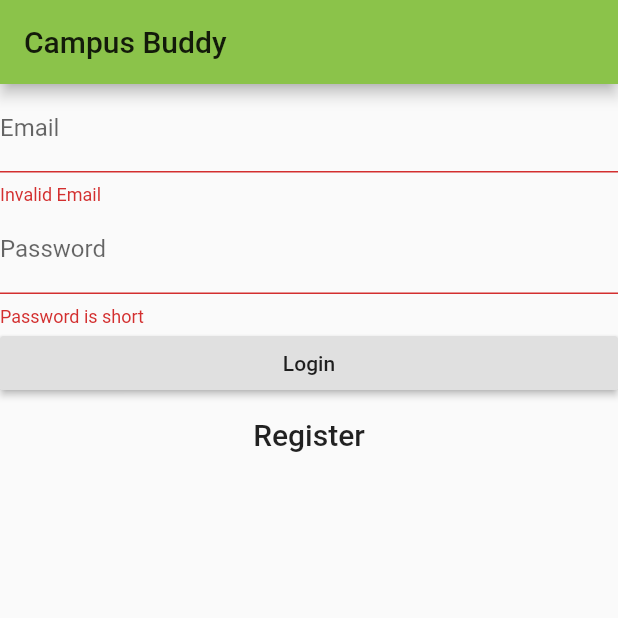
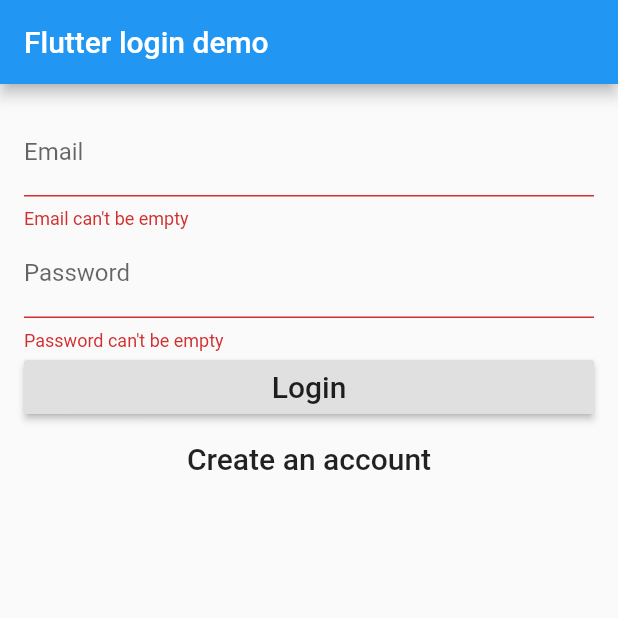
Before and after one commit to hrishikeshd10/login_demo, a Flutter app: the screen it shows after launch, after a tap on "Login", on a phone screen of 412 x 824 dp, the top half of it. Run offline on Flutter 3.47's test engine with Material 2 defaults, Android fonts, the phone set to English and light mode, and no system bars; our stand-ins replace firebase_auth; accounts and stored records are empty.

Commit message:
final commit----the login system is ready

```diff
--- a/lib/LoginPage.dart
+++ /dev/null
@@ -1,138 +0,0 @@
-import 'package:flutter/material.dart';
-//import 'package:firebase_auth/firebase_auth.dart';//we dont need thisimport as auth.dart is already using that import
-import 'auth.dart';
-
-class LoginPage extends StatefulWidget {
-
-
-LoginPage({this.auth});
-final BaseAuth auth;
-
-
-  @override
-  _LoginPageState createState() => _LoginPageState();
-}
-
-enum FormType { login, register }
-
-class _LoginPageState extends State<LoginPage> {
-
-
-
-  final formKey = new GlobalKey<FormState>();
-
-  String _email;
-  String _password;
-  FormType _formType = FormType.login;
-
-  bool validateAndSave() {
-    final form = formKey.currentState;
-    if (form.validate()) {
-      form.save();
-      print('Email: $_email, Password: $_password');
-      return true;
-    } else {
-      print('form is invalid');
-      return false;
-    }
-  }
-
-  void validateAndSubmit() async {
-    if (validateAndSave()) {
-      try {
-        if (_formType == FormType.login) {
-
-          String userId = await widget.auth.SignInWithEmailAndPassword(_email, _password);
-          //FirebaseUser user = await FirebaseAuth.instance
-             // .signInWithEmailAndPassword(email: _email, password: _password);
-          print('Signed In: ${userId}');
-        }else{
-
-            String userId = await widget.auth.CreateUserWithEmailAndPassword(_email, _password);
-
-      //    FirebaseUser  user =  await FirebaseAuth.instance.createUserWithEmailAndPassword(email: _email,password: _password);
-         print('Registerd User: ${userId}');
-        }
-      } catch (e) {
-        print('Error: $e');
-      }
-    }
-  }
-
-  void moveToRegister() {
-    formKey.currentState.reset();
-    setState(() {
-      _formType = FormType.register;
-    });
-  }
-
-  void moveToLogin() {
-    formKey.currentState.reset();
-    setState(() {
-      _formType = FormType.login;
-    });
-  }
-
-  @override
-  Widget build(BuildContext context) {
-    return new Scaffold(
-      appBar: new AppBar(title: new Text('Campus Buddy  ')),
-      body: new Container(
-          child: new Form(
-        key: formKey,
-        child: new Column(
-          crossAxisAlignment: CrossAxisAlignment.stretch,
-          children: buildInputs() + buildButtons(),
-        ),
-      )),
-    );
-  }
-
-  List<Widget> buildInputs() {
-    return [
-      new TextFormField(
-        decoration: new InputDecoration(labelText: 'Email'),
-        validator: (value) => !value.contains('@') ? 'Invalid Email' : null,
-        onSaved: (value) => _email = value,
-      ),
-      new TextFormField(
-        decoration: new InputDecoration(labelText: 'Password'),
-        obscureText: true,
-        validator: (value) => value.length < 6 ? 'Password is short' : null,
-        onSaved: (value) => _password = value,
-      ),
-    ];
-  }
-
-  List<Widget> buildButtons() {
-    if (_formType == FormType.login) {
-      return [
-        new RaisedButton(
-          child: new Text('Login'),
-          onPressed: validateAndSubmit,
-        ),
-        new FlatButton(
-          child: new Text(
-            'Register',
-            style: new TextStyle(fontSize: 20.00),
-          ),
-          onPressed: moveToRegister,
-        )
-      ];
-    } else {
-      return [
-        new RaisedButton(
-          child: new Text('Create an Account'),
-          onPressed: validateAndSubmit,
-        ),
-        new FlatButton(
-          child: new Text(
-            'Already have an account?',
-            style: new TextStyle(fontSize: 20.00),
-          ),
-          onPressed: moveToLogin,
-        )
-      ];
-    }
-  }
-}
--- /dev/null
+++ b/lib/login_page.dart
@@ -0,0 +1,128 @@
+import 'package:flutter/material.dart';
+import 'package:login_demo/auth.dart';
+
+class LoginPage extends StatefulWidget {
+  LoginPage({this.auth, this.onSignedIn});
+  final BaseAuth auth;
+  final VoidCallback onSignedIn;
+
+  @override
+  State<StatefulWidget> createState() => _LoginPageState();
+}
+
+enum FormType {
+  login,
+  register,
+}
+
+class _LoginPageState extends State<LoginPage> {
+  final formKey = GlobalKey<FormState>();
+
+  String _email;
+  String _password;
+  FormType _formType = FormType.login;
+
+  bool validateAndSave() {
+    final form = formKey.currentState;
+    if (form.validate()) {
+      form.save();
+      return true;
+    }
+    return false;
+  }
+
+  void validateAndSubmit() async {
+    if (validateAndSave()) {
+      try {
+        if (_formType == FormType.login) {
+          String userId =
+              await widget.auth.signInWithEmailAndPassword(_email, _password);
+          print('Signed in: $userId');
+        } else {
+          String userId = await widget.auth
+              .createUserWithEmailAndPassword(_email, _password);
+          print('Registered user: $userId');
+        }
+        widget.onSignedIn();
+      } catch (e) {
+        print('Error: $e');
+      }
+    }
+  }
+
+  void moveToRegister() {
+    formKey.currentState.reset();
+    setState(() {
+      _formType = FormType.register;
+    });
+  }
+
+  void moveToLogin() {
+    formKey.currentState.reset();
+    setState(() {
+      _formType = FormType.login;
+    });
+  }
+
+  @override
+  Widget build(BuildContext context) {
+    return Scaffold(
+        appBar: AppBar(
+          title: Text('Flutter login demo'),
+        ),
+        body: Container(
+            padding: EdgeInsets.all(16.0),
+            child: Form(
+              key: formKey,
+              child: Column(
+                crossAxisAlignment: CrossAxisAlignment.stretch,
+                children: buildInputs() + buildSubmitButtons(),
+              ),
+            )));
+  }
+
+  List<Widget> buildInputs() {
+    return [
+      TextFormField(
+        decoration: InputDecoration(labelText: 'Email'),
+        validator: (value) => value.isEmpty ? 'Email can\'t be empty' : null,
+        onSaved: (value) => _email = value,
+      ),
+      TextFormField(
+        decoration: InputDecoration(labelText: 'Password'),
+        obscureText: true,
+        validator: (value) => value.isEmpty ? 'Password can\'t be empty' : null,
+        onSaved: (value) => _password = value,
+      ),
+    ];
+  }
+
+  List<Widget> buildSubmitButtons() {
+    if (_formType == FormType.login) {
+      return [
+        RaisedButton(
+          child: Text('Login', style: TextStyle(fontSize: 20.0)),
+          onPressed: validateAndSubmit,
+        ),
+        FlatButton(
+          child: Text('Create an account',
+              style: TextStyle(fontSize: 20.0)),
+          onPressed: moveToRegister,
+        ),
+      ];
+    } else {
+      return [
+        RaisedButton(
+          child: Text('Create an account',
+              style: TextStyle(fontSize: 20.0)),
+          onPressed: validateAndSubmit,
+        ),
+        FlatButton(
+          child: Text('Have an account? Login',
+              style: TextStyle(fontSize: 20.0)),
+          onPressed: moveToLogin,
+        ),
+      ];
+    }
+  }
+}
--- a/lib/main.dart
+++ b/lib/main.dart
@@ -1,22 +1,19 @@
 import 'package:flutter/material.dart';
-import 'LoginPage.dart';
-import "auth.dart";
-void main()
-{
+import 'package:login_demo/auth.dart';
+import 'package:login_demo/root_page.dart';
 
-   runApp(new MyApp());
+void main() {
+  runApp(MyApp());
 }
-
 
 class MyApp extends StatelessWidget {
   @override
   Widget build(BuildContext context) {
-    return new MaterialApp(
-      title: 'Login Demo',
-      theme: new ThemeData(primarySwatch: Colors.lightGreen),
-      home: new LoginPage(auth: new Auth(),),
-      debugShowCheckedModeBanner: false,
-
-    );
+    return MaterialApp(
+        title: 'Flutter login demo',
+        theme: ThemeData(
+          primarySwatch: Colors.blue,
+        ),
+        home: RootPage(auth: Auth()));
   }
 }
--- /dev/null
+++ b/lib/root_page.dart
@@ -0,0 +1,60 @@
+import 'package:flutter/material.dart';
+import 'package:login_demo/auth.dart';
+import 'package:login_demo/home_page.dart';
+import 'package:login_demo/login_page.dart';
+
+class RootPage extends StatefulWidget {
+  RootPage({this.auth});
+  final BaseAuth auth;
+
+  @override
+  State<StatefulWidget> createState() => _RootPageState();
+}
+
+enum AuthStatus {
+  notSignedIn,
+  signedIn,
+}
+
+class _RootPageState extends State<RootPage> {
+  AuthStatus authStatus = AuthStatus.notSignedIn;
+
+  initState() {
+    super.initState();
+    widget.auth.currentUser().then((userId) {
+      setState(() {
+        authStatus =
+            userId == null ? AuthStatus.notSignedIn : AuthStatus.signedIn;
+      });
+    });
+  }
+
+  void _signedIn() {
+    setState(() {
+      authStatus = AuthStatus.signedIn;
+    });
+  }
+
+  void _signedOut() {
+    setState(() {
+      authStatus = AuthStatus.notSignedIn;
+    });
+  }
+
+  @override
+  Widget build(BuildContext context) {
+    switch (authStatus) {
+      case AuthStatus.notSignedIn:
+        return LoginPage(
+          auth: widget.auth,
+          onSignedIn: _signedIn,
+        );
+      case AuthStatus.signedIn:
+        return HomePage(
+          auth: widget.auth,
+          onSignedOut: _signedOut,
+        );
+    }
+    return null;
+  }
+}
```
Also changed, not shown: lib/auth.dart (+27 -19 lines), lib/home_page.dart (added, +35 -0 lines), 1 other file.
